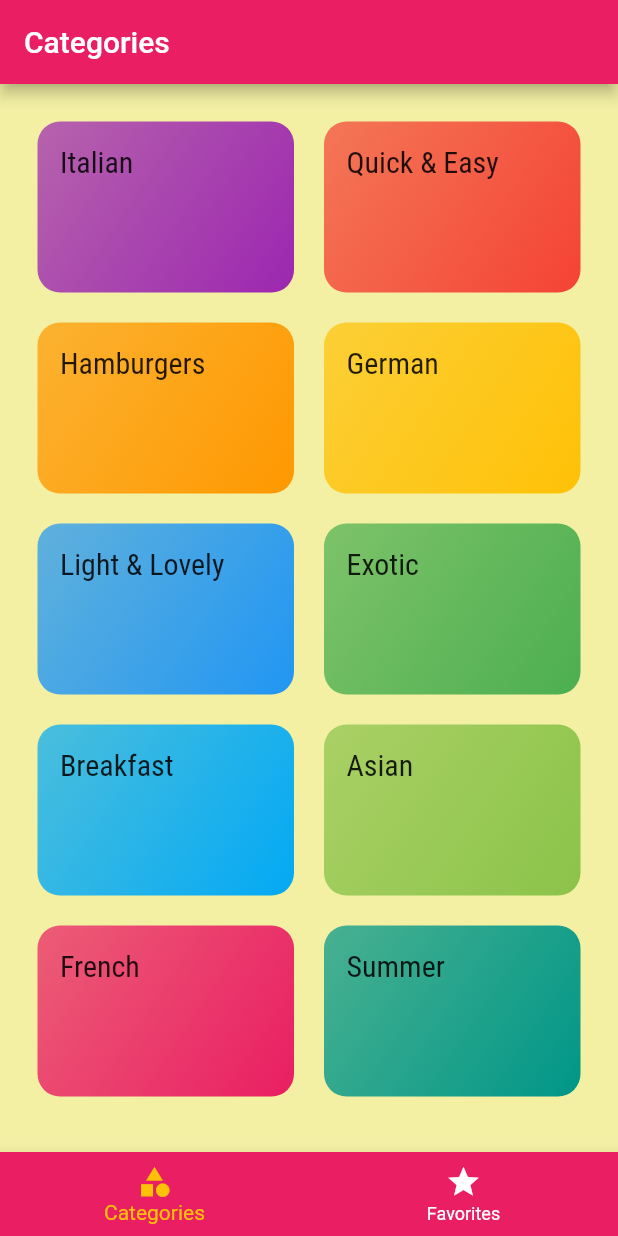
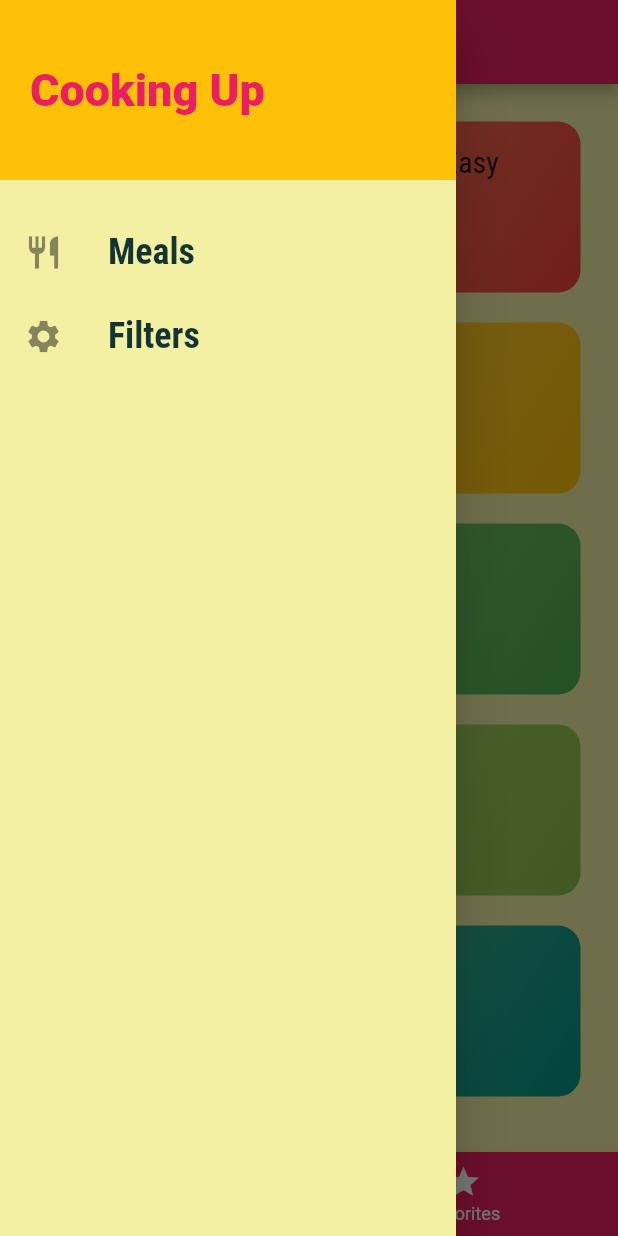
Before and after one commit to Samitti/MEALS-APP, a Flutter app: the screen it shows after launch, with the side drawer open (before the commit the screen has no drawer), on a phone screen of 412 x 824 dp. Run offline on Flutter 3.47's test engine with Material 2 defaults, Android fonts, the phone set to English and light mode, and no system bars; Roboto replaces fonts that are missing (Railway).

Commit message:
added side drawer

```diff
--- a/lib/main.dart
+++ b/lib/main.dart
@@ -1,5 +1,6 @@
 import 'package:flutter/material.dart';
 
+import './screens/filters_screen.dart';
 import './screens/tabs_screen.dart';
 import './screens/meal_detail_screen.dart';
 import './screens/categories_screen.dart';
@@ -37,6 +38,7 @@ class MyApp extends StatelessWidget {
         '/': (ctx) => TabsScreen(),
         CategoryMealsScreen.routeName: (ctx) => CategoryMealsScreen(),
         MealDetailScreen.routeName: (context) => MealDetailScreen(),
+        FilteredScreen.routeName: (context) => FilteredScreen(),
       },
       // onGenerateRoute: (settings) {
       //   print(settings.arguments);
--- a/lib/screens/tabs_screen.dart
+++ b/lib/screens/tabs_screen.dart
@@ -1,4 +1,6 @@
 import 'package:flutter/material.dart';
+
+import '../widgets/main_drawer.dart';
 
 import './favorites_screen.dart';
 import './categories_screen.dart';
@@ -36,6 +38,7 @@ class _TabsScreenState extends State<TabsScreen> {
       appBar: AppBar(
         title: Text(_pages[_selectedPageIndex]['title']),
       ),
+      drawer: MainDrawer(),
       body: _pages[_selectedPageIndex]['page'],
       bottomNavigationBar: BottomNavigationBar(
         onTap: _selectPage,
--- /dev/null
+++ b/lib/widgets/main_drawer.dart
@@ -0,0 +1,65 @@
+import 'package:flutter/material.dart';
+import '../screens/filters_screen.dart';
+
+class MainDrawer extends StatelessWidget {
+  Widget buildListTile(String title, IconData icon, ctx, String routeAddress) {
+    return ListTile(
+      leading: Icon(
+        icon,
+        size: 26,
+      ),
+      title: Text(
+        title,
+        style: TextStyle(
+          fontFamily: 'RobotoCondensed',
+          fontSize: 24,
+          fontWeight: FontWeight.bold,
+        ),
+      ),
+      onTap: () {
+        // Navigator.of(ctx).pushNamed(routeAddress);
+        Navigator.of(ctx).pushReplacementNamed(routeAddress);
+      },
+    );
+  }
+
+  @override
+  Widget build(BuildContext context) {
+    return Drawer(
+      child: Column(
+        children: <Widget>[
+          Container(
+            height: 120,
+            width: double.infinity,
+            padding: EdgeInsets.all(20),
+            alignment: Alignment.centerLeft,
+            color: Theme.of(context).accentColor,
+            child: Text(
+              'Cooking Up',
+              style: TextStyle(
+                fontWeight: FontWeight.w900,
+                fontSize: 30,
+                color: Theme.of(context).primaryColor,
+              ),
+            ),
+          ),
+          SizedBox(
+            height: 20,
+          ),
+          buildListTile(
+            'Meals',
+            Icons.restaurant,
+            context,
+            '/',
+          ),
+          buildListTile(
+            'Filters',
+            Icons.settings,
+            context,
+            FilteredScreen.routeName,
+          ),
+        ],
+      ),
+    );
+  }
+}
```
Also changed, not shown: lib/screens/category_meals_screen.dart (+46 -18 lines), lib/screens/filters_screen.dart (added, +17 -0 lines), lib/screens/meal_detail_screen.dart (+10 -1 lines), lib/widgets/meal_item.dart (+10 -2 lines).
